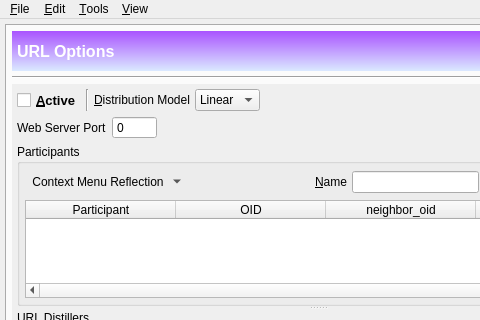
textbrowser/spot-on, file branches/trunk/GoldBug-UI/spot-on-controlcenter.ui: the form before one commit; both pictures show x 0 to 480 and y 0 to 320 of the 660 by 600 pixel window.
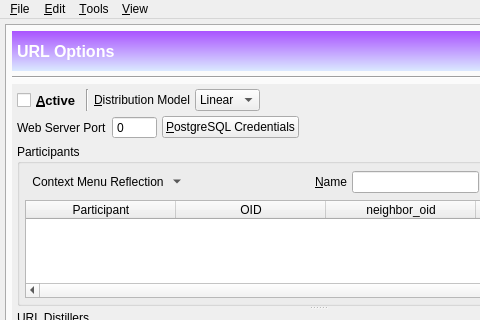
The form after the commit. The open tabs and pages were chosen to show the change. Icons and pictures are not drawn. Custom widgets are drawn as their Qt base class.

Commit message: Web server PQ credentials.

```diff
--- a/branches/trunk/GoldBug-UI/spot-on-controlcenter.ui
+++ b/branches/trunk/GoldBug-UI/spot-on-controlcenter.ui
@@ -9154,6 +9154,13 @@
                 </property>
                </widget>
               </item>
+              <item>
+               <widget class="QPushButton" name="postgresql_credentials">
+                <property name="text">
+                 <string>&amp;PostgreSQL Credentials</string>
+                </property>
+               </widget>
+              </item>
               <item>
                <spacer name="horizontalSpacer_20">
                 <property name="orientation">
```
Left out of the diff: 11 changed lines with no effect on the pictures. The commit also changes 4 other files.
